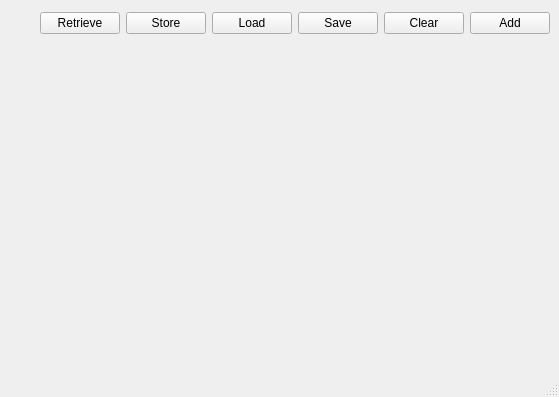
The window that examples/nfc/ndefeditor/mainwindow.ui (qt/qtconnectivity) describes before a commit, drawn with Qt 5.
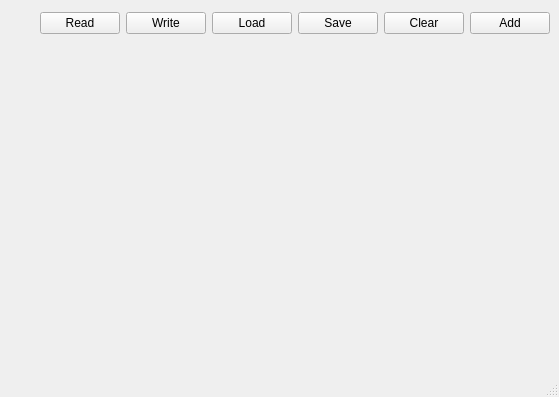
The same window after the commit.

The edit to the form file:
```diff
--- a/examples/nfc/ndefeditor/mainwindow.ui
+++ b/examples/nfc/ndefeditor/mainwindow.ui
@@ -6,7 +6,7 @@
    <rect>
     <x>0</x>
     <y>0</y>
-    <width>553</width>
+    <width>559</width>
     <height>397</height>
    </rect>
   </property>
@@ -57,14 +57,14 @@
       <item>
        <widget class="QPushButton" name="touchRetrieve">
         <property name="text">
-         <string>Retrieve</string>
+         <string>Read</string>
         </property>
        </widget>
       </item>
       <item>
        <widget class="QPushButton" name="touchStore">
         <property name="text">
-         <string>Store</string>
+         <string>Write</string>
         </property>
        </widget>
       </item>
```
Left out of the diff: 4 changed lines with no effect on the pictures.
